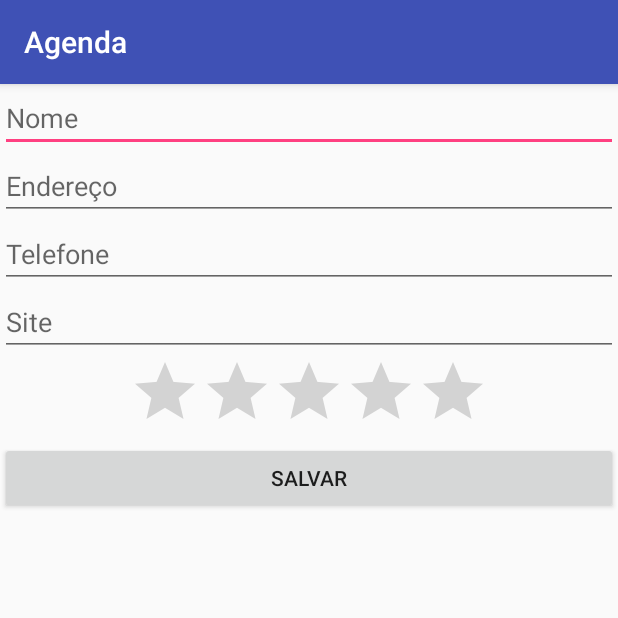
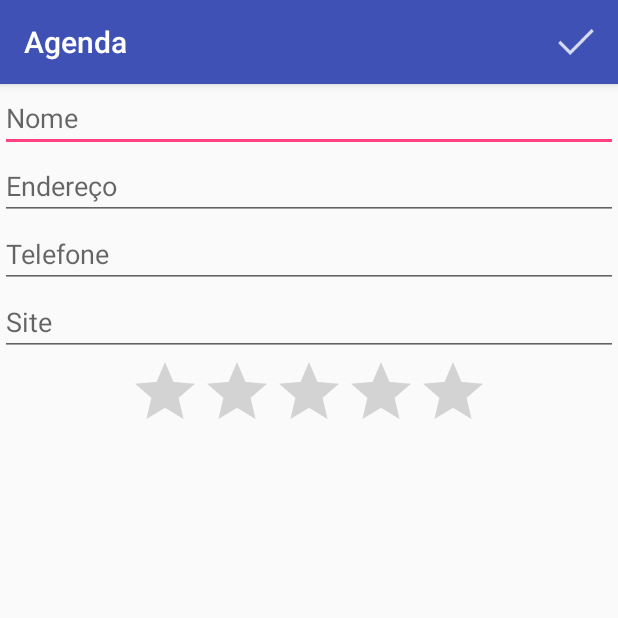
Before and after one commit to FelipeLorenzoni/Student-registrer, an Android app: the FormularioActivity screen opened directly, with no data from a screen before it, on a phone screen of 412 x 824 dp, the top half of it. Run offline under Robolectric (Android 15) with nearby library versions, the phone set to English and light mode, and no system bars.

Commit message:
Remove btn Salvar, adiciona menu para salvar

```diff
--- a/app/src/main/java/br/com/felorenzoni/agenda/FormularioActivity.java
+++ b/app/src/main/java/br/com/felorenzoni/agenda/FormularioActivity.java
@@ -2,11 +2,12 @@
 
 import android.support.v7.app.AppCompatActivity;
 import android.os.Bundle;
-import android.view.View;
-import android.widget.Button;
+import android.view.Menu;
+import android.view.MenuInflater;
+import android.view.MenuItem;
 import android.widget.Toast;
 
-import java.text.Normalizer;
+
 
 public class FormularioActivity extends AppCompatActivity {
 
@@ -15,19 +16,27 @@
         super.onCreate(savedInstanceState);
         setContentView(R.layout.activity_formulario);
 
-        Button btnSalvar =  findViewById(R.id.formulario_btn_salvar);
+    }
+
+    @Override
+    public boolean onCreateOptionsMenu(Menu menu) {
+
+        MenuInflater inflater = getMenuInflater();
+        inflater.inflate(R.menu.menu_formulario,menu);
+
+        return super.onCreateOptionsMenu(menu);
+    }
+
+    @Override
+    public boolean onOptionsItemSelected(MenuItem item) {
 
 
-        btnSalvar.setOnClickListener(new View.OnClickListener() {
-            @Override
-            public void onClick(View view) {
+        switch (item.getItemId()){
+            case R.id.menu_formulario_ok:
                 Toast.makeText(FormularioActivity.this, "aluno Salvo com Sucesso", Toast.LENGTH_SHORT).show();
                 finish();
-            }
-        });
+                break;
+        }
+        return super.onOptionsItemSelected(item);
     }
-
-
-
-
 }
--- a/app/src/main/res/layout/activity_formulario.xml
+++ b/app/src/main/res/layout/activity_formulario.xml
@@ -42,11 +42,5 @@
             android:layout_gravity="center"
             android:max="10"
             android:numStars="5"/>
-
-        <Button
-            android:id="@+id/formulario_btn_salvar"
-            android:layout_width="match_parent"
-            android:layout_height="wrap_content"
-            android:text="Salvar"/>
     </LinearLayout>
 </ScrollView>
--- /dev/null
+++ b/app/src/main/res/menu/menu_formulario.xml
@@ -0,0 +1,9 @@
+<menu xmlns:android="http://schemas.android.com/apk/res/android"
+    xmlns:app="http://schemas.android.com/apk/res-auto">
+
+    <item
+        android:id="@+id/menu_formulario_ok"
+        android:title="Ok"
+        android:icon="@drawable/ic_confirmar"
+        app:showAsAction="always"/>
+</menu>
--- a/app/src/main/res/mipmap-anydpi-v26/ic_launcher.xml
+++ b/app/src/main/res/mipmap-anydpi-v26/ic_launcher.xml
@@ -1,5 +1,5 @@
 <?xml version="1.0" encoding="utf-8"?>
 <adaptive-icon xmlns:android="http://schemas.android.com/apk/res/android">
-    <background android:drawable="@drawable/ic_launcher_background" />
+    <background android:drawable="@drawable/ic_launcher" />
     <foreground android:drawable="@drawable/ic_launcher_foreground" />
 </adaptive-icon>
--- a/app/src/main/res/mipmap-anydpi-v26/ic_launcher_round.xml
+++ b/app/src/main/res/mipmap-anydpi-v26/ic_launcher_round.xml
@@ -1,5 +1,5 @@
 <?xml version="1.0" encoding="utf-8"?>
 <adaptive-icon xmlns:android="http://schemas.android.com/apk/res/android">
-    <background android:drawable="@drawable/ic_launcher_background" />
+    <background android:drawable="@drawable/ic_launcher" />
     <foreground android:drawable="@drawable/ic_launcher_foreground" />
 </adaptive-icon>
```
Also changed, not shown: app/src/main/res/drawable/background_btn_add.xml (added, +7 -0 lines).
